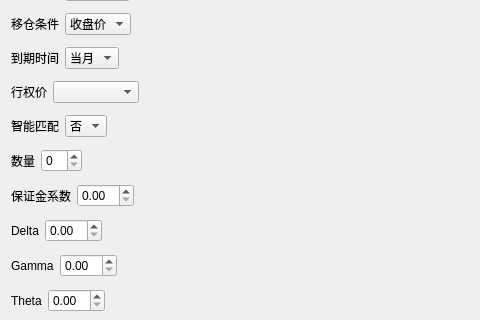
The window that ui/backtest_option_contract.ui (fj11/backtesters) describes before a commit, drawn with Qt 5; both pictures show x 0 to 480 and y 140 to 460 of the 640 by 580 pixel window.
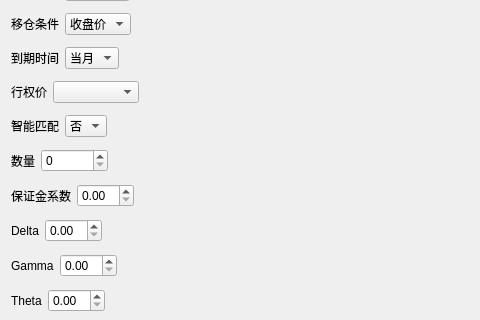
The same window after the commit.

```diff
--- a/ui/backtest_option_contract.ui
+++ b/ui/backtest_option_contract.ui
@@ -438,7 +438,11 @@
       </widget>
      </item>
      <item>
-      <widget class="QSpinBox" name="volume"/>
+      <widget class="QSpinBox" name="volume">
+       <property name="maximum">
+        <number>100000</number>
+       </property>
+      </widget>
      </item>
      <item>
       <spacer name="horizontalSpacer_9">
```
